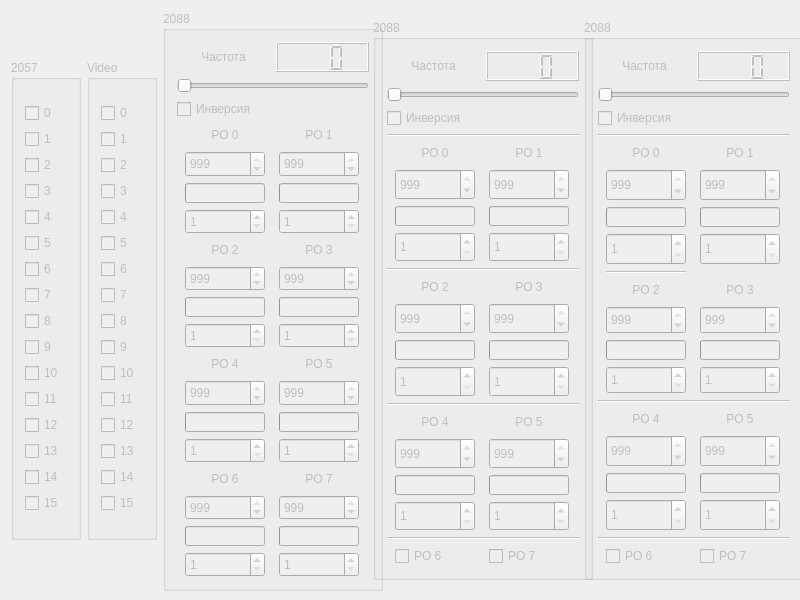
This is Megatron-server/server.ui in sseitov/Megatron as Qt 5 draws it before an edit. The edited form follows.
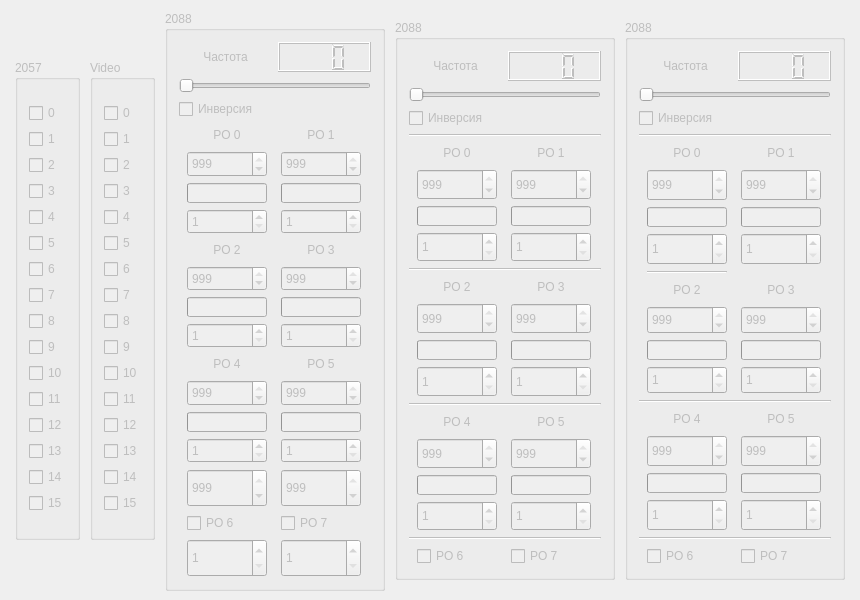
This is the edited form.

The edit to the form file:
```diff
--- a/Megatron-server/server.ui
+++ b/Megatron-server/server.ui
@@ -6,19 +6,19 @@
    <rect>
     <x>0</x>
     <y>0</y>
-    <width>800</width>
+    <width>860</width>
     <height>600</height>
    </rect>
   </property>
   <property name="minimumSize">
    <size>
-    <width>800</width>
+    <width>860</width>
     <height>600</height>
    </size>
   </property>
   <property name="maximumSize">
    <size>
-    <width>888</width>
+    <width>860</width>
     <height>600</height>
    </size>
   </property>
@@ -33,13 +33,13 @@
      </property>
      <property name="minimumSize">
       <size>
-       <width>70</width>
+       <width>65</width>
        <height>480</height>
       </size>
      </property>
      <property name="maximumSize">
       <size>
-       <width>70</width>
+       <width>65</width>
        <height>480</height>
       </size>
      </property>
@@ -227,13 +227,13 @@
      </property>
      <property name="minimumSize">
       <size>
-       <width>70</width>
+       <width>65</width>
        <height>480</height>
       </size>
      </property>
      <property name="maximumSize">
       <size>
-       <width>70</width>
+       <width>65</width>
        <height>480</height>
       </size>
      </property>
@@ -444,7 +444,7 @@
       <item>
        <layout class="QHBoxLayout" name="horizontalLayout_3">
         <item>
-         <widget class="QLabel" name="label">
+         <widget class="QLabel" name="label_22">
           <property name="minimumSize">
            <size>
             <width>0</width>
@@ -498,9 +498,9 @@
        </widget>
       </item>
       <item>
-       <layout class="QGridLayout" name="gridLayout">
+       <layout class="QGridLayout" name="gridLayout_13">
         <item row="0" column="0">
-         <widget class="QLabel" name="label_2">
+         <widget class="QLabel" name="label_23">
           <property name="minimumSize">
            <size>
             <width>80</width>
@@ -522,7 +522,7 @@
          </widget>
         </item>
         <item row="0" column="1">
-         <widget class="QLabel" name="label_3">
+         <widget class="QLabel" name="label_24">
           <property name="minimumSize">
            <size>
             <width>80</width>
@@ -1095,9 +1095,59 @@
        </layout>
       </item>
       <item>
-       <layout class="QGridLayout" name="gridLayout_4">
+       <layout class="QGridLayout" name="gridLayout">
         <item row="0" column="0">
-         <widget class="QLabel" name="label_22">
+         <widget class="QSpinBox" name="hi6_1">
+          <property name="minimumSize">
+           <size>
+            <width>80</width>
+            <height>25</height>
+           </size>
+          </property>
+          <property name="maximumSize">
+           <size>
+            <width>50</width>
+            <height>200</height>
+           </size>
+          </property>
+          <property name="minimum">
+           <number>1</number>
+          </property>
+          <property name="maximum">
+           <number>999</number>
+          </property>
+          <property name="value">
+           <number>999</number>
+          </property>
+         </widget>
+        </item>
+        <item row="0" column="1">
+         <widget class="QSpinBox" name="hi7_1">
+          <property name="minimumSize">
+           <size>
+            <width>80</width>
+            <height>25</height>
+           </size>
+          </property>
+          <property name="maximumSize">
+           <size>
+            <width>50</width>
+            <height>200</height>
+           </size>
+          </property>
+          <property name="minimum">
+           <number>1</number>
+          </property>
+          <property name="maximum">
+           <number>999</number>
+          </property>
+          <property name="value">
+           <number>999</number>
+          </property>
+         </widget>
+        </item>
+        <item row="1" column="0">
+         <widget class="QCheckBox" name="po6_1">
           <property name="minimumSize">
            <size>
             <width>80</width>
@@ -1107,19 +1157,16 @@
           <property name="maximumSize">
            <size>
             <width>80</width>
-            <height>20</height>
+            <height>16777215</height>
            </size>
           </property>
           <property name="text">
            <string>PO 6</string>
           </property>
-          <property name="alignment">
-           <set>Qt::AlignCenter</set>
-          </property>
          </widget>
         </item>
-        <item row="0" column="1">
-         <widget class="QLabel" name="label_23">
+        <item row="1" column="1">
+         <widget class="QCheckBox" name="po7_1">
           <property name="minimumSize">
            <size>
             <width>80</width>
@@ -1129,147 +1176,38 @@
           <property name="maximumSize">
            <size>
             <width>80</width>
-            <height>20</height>
+            <height>16777215</height>
            </size>
           </property>
           <property name="text">
            <string>PO 7</string>
           </property>
-          <property name="alignment">
-           <set>Qt::AlignCenter</set>
-          </property>
-         </widget>
-        </item>
-        <item row="1" column="0">
-         <widget class="QSpinBox" name="hi4_4">
-          <property name="minimumSize">
-           <size>
-            <width>80</width>
-            <height>25</height>
-           </size>
-          </property>
-          <property name="maximumSize">
-           <size>
-            <width>50</width>
-            <height>200</height>
-           </size>
-          </property>
-          <property name="minimum">
-           <number>1</number>
-          </property>
-          <property name="maximum">
-           <number>999</number>
-          </property>
-          <property name="value">
-           <number>999</number>
-          </property>
-         </widget>
-        </item>
-        <item row="1" column="1">
-         <widget class="QSpinBox" name="hi5_4">
-          <property name="minimumSize">
-           <size>
-            <width>80</width>
-            <height>25</height>
-           </size>
-          </property>
-          <property name="maximumSize">
-           <size>
-            <width>80</width>
-            <height>200</height>
-           </size>
-          </property>
-          <property name="minimum">
-           <number>1</number>
-          </property>
-          <property name="maximum">
-           <number>999</number>
-          </property>
-          <property name="value">
-           <number>999</number>
-          </property>
          </widget>
         </item>
         <item row="2" column="0">
-         <widget class="QProgressBar" name="po4_4">
+         <widget class="QSpinBox" name="lo6_1">
           <property name="minimumSize">
            <size>
             <width>80</width>
-            <height>20</height>
+            <height>25</height>
            </size>
           </property>
           <property name="maximumSize">
            <size>
-            <width>80</width>
-            <height>20</height>
+            <width>50</width>
+            <height>200</height>
            </size>
           </property>
+          <property name="minimum">
+           <number>1</number>
+          </property>
           <property name="maximum">
-           <number>1000</number>
-          </property>
-          <property name="value">
-           <number>0</number>
-          </property>
-          <property name="textVisible">
-           <bool>false</bool>
-          </property>
-          <property name="orientation">
-           <enum>Qt::Horizontal</enum>
+           <number>999</number>
           </property>
          </widget>
         </item>
         <item row="2" column="1">
-         <widget class="QProgressBar" name="po5_4">
-          <property name="minimumSize">
-           <size>
-            <width>80</width>
-            <height>20</height>
-           </size>
-          </property>
-          <property name="maximumSize">
-           <size>
-            <width>80</width>
-            <height>20</height>
-           </size>
-          </property>
-          <property name="maximum">
-           <number>1000</number>
-          </property>
-          <property name="value">
-           <number>0</number>
-          </property>
-          <property name="textVisible">
-           <bool>false</bool>
-          </property>
-          <property name="orientation">
-           <enum>Qt::Horizontal</enum>
-          </property>
-         </widget>
-        </item>
-        <item row="3" column="0">
-         <widget class="QSpinBox" name="lo4_4">
-          <property name="minimumSize">
-           <size>
-            <width>80</width>
-            <height>25</height>
-           </size>
-          </property>
-          <property name="maximumSize">
-           <size>
-            <width>50</width>
-            <height>200</height>
-           </size>
-          </property>
-          <property name="minimum">
-           <number>1</number>
-          </property>
-          <property name="maximum">
-           <number>999</number>
-          </property>
-         </widget>
-        </item>
-        <item row="3" column="1">
-         <widget class="QSpinBox" name="lo5_4">
+         <widget class="QSpinBox" name="lo7_1">
           <property name="minimumSize">
            <size>
             <width>80</width>
```
Left out of the diff: 14 changed lines with no effect on the pictures.
